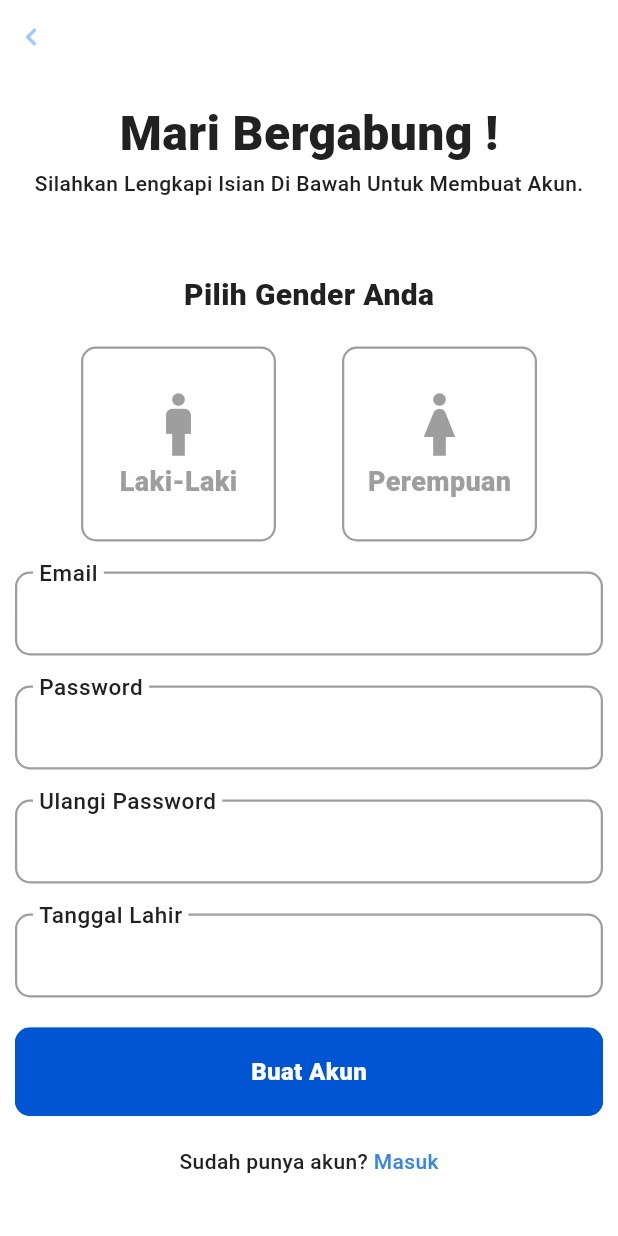
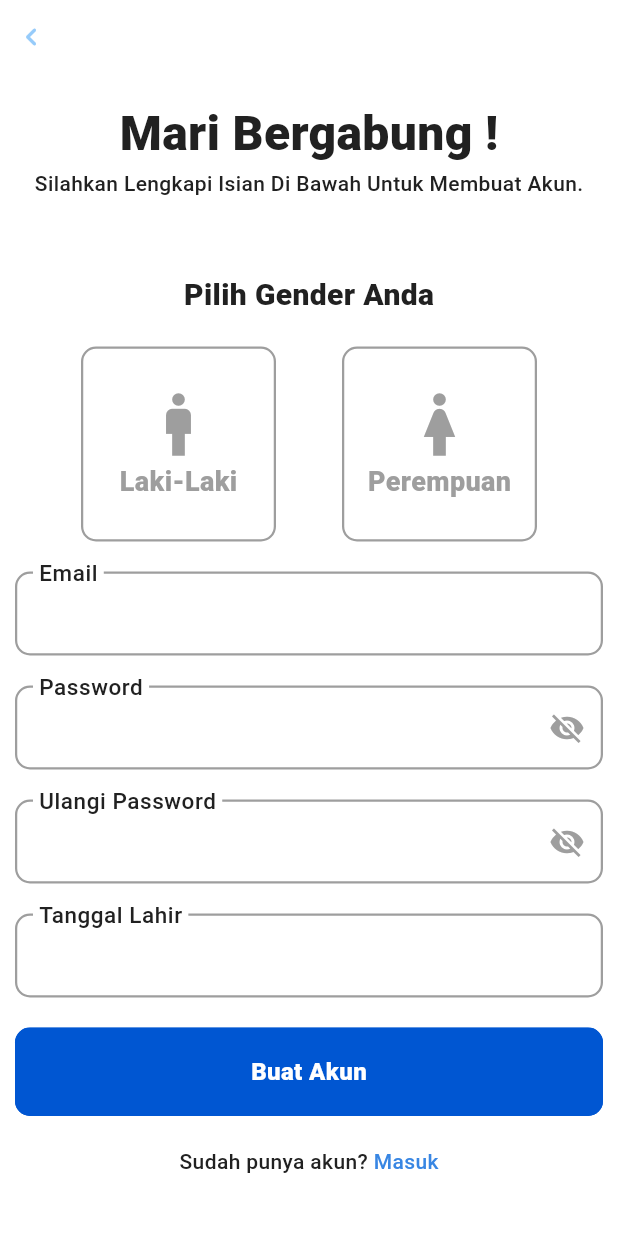
Before and after one commit to MirzaMlna/experiment, a Flutter app: the RegistrationView screen opened by its route, on a phone screen of 412 x 824 dp. Run offline on Flutter 3.47's test engine with Material 3 defaults, Android fonts, the phone set to English and light mode, and no system bars; our stand-ins replace get_it; Roboto replaces fonts that are missing (Manrope).

Commit message:
✨ Suffix Icon For Password Visiblity Toogle

```diff
--- a/lib/views/login/login_view.dart
+++ b/lib/views/login/login_view.dart
@@ -54,6 +54,7 @@ class _LoginViewState extends State<LoginView> {
                     height: 20,
                   ),
                   AppTextField(
+                    obscureText: true,
                     labelText: 'Password',
                   ),
                 ],
--- a/lib/views/registration/registration_view.dart
+++ b/lib/views/registration/registration_view.dart
@@ -32,8 +32,15 @@ class _RegistrationViewState extends State<RegistrationView> {
           padding: const EdgeInsets.all(10),
           child: Column(
             mainAxisAlignment: MainAxisAlignment.center,
-            children: [
-              Column(
+            children: [registerHeading(), registerForm(context)],
+          ),
+        )),
+      ),
+    );
+  }
+
+  Widget registerHeading() {
+    return Column(
       children: [
         Text(
           'Mari Bergabung !',
@@ -41,14 +48,18 @@ class _RegistrationViewState extends State<RegistrationView> {
         ),
         Text(
           'Silahkan Lengkapi Isian Di Bawah Untuk Membuat Akun.',
-                    style: AppTextStyle.bodyMedium(
-                        fontWeight: AppFontWeight.regular),
-                  ),
-                ],
+          style: AppTextStyle.bodyMedium(fontWeight: AppFontWeight.regular),
         ),
         SizedBox(
           height: 50,
         ),
+      ],
+    );
+  }
+
+  Widget registerForm(BuildContext context) {
+    return Column(
+      children: [
         Text(
           "Pilih Gender Anda",
           style: AppTextStyle.heading5(),
@@ -99,8 +110,7 @@ class _RegistrationViewState extends State<RegistrationView> {
           children: [
             Text(
               "Sudah punya akun? ",
-                    style: AppTextStyle.bodyMedium(
-                        fontWeight: AppFontWeight.regular),
+              style: AppTextStyle.bodyMedium(fontWeight: AppFontWeight.regular),
             ),
             GestureDetector(
               onTap: () {
@@ -114,11 +124,8 @@ class _RegistrationViewState extends State<RegistrationView> {
               ),
             ),
           ],
-              )
+        ),
       ],
-          ),
-        )),
-      ),
     );
   }
 }
--- a/lib/widgets/app_text_field.dart
+++ b/lib/widgets/app_text_field.dart
@@ -1,5 +1,4 @@
 import 'package:flutter/material.dart';
-
 import 'package:mobile_user/app/theme/app_colors.dart';
 import 'package:mobile_user/app/theme/app_text_style.dart';
 
@@ -16,7 +15,7 @@ class AppTextField extends StatefulWidget {
   final bool enabled;
 
   const AppTextField({
-    super.key,
+    Key? key,
     required this.labelText,
     this.hintText,
     this.labelStyle,
@@ -27,44 +26,58 @@ class AppTextField extends StatefulWidget {
     this.border,
     this.borderRadius,
     this.enabled = true,
-  });
+  }) : super(key: key);
 
   @override
   State<AppTextField> createState() => _AppTextFieldState();
 }
 
 class _AppTextFieldState extends State<AppTextField> {
+  bool _isObscured = true;
+
   @override
   Widget build(BuildContext context) {
     return TextFormField(
       controller: widget.controller,
       keyboardType: widget.keyboardType,
-      obscureText: widget.obscureText,
+      obscureText: _isObscured,
       decoration: InputDecoration(
         enabled: widget.enabled ? widget.enabled : false,
         floatingLabelBehavior: FloatingLabelBehavior.always,
         floatingLabelStyle: AppTextStyle.regular(size: 20),
         labelText: widget.labelText,
         hintText: widget.hintText,
-          labelStyle:
-              widget.labelStyle ?? TextStyle(color: AppColors.secondary),
+        labelStyle: widget.labelStyle ?? TextStyle(color: AppColors.secondary),
         hintStyle: widget.hintStyle,
         enabledBorder: widget.border ??
             OutlineInputBorder(
-                  borderSide:
-                      BorderSide(color: AppColors.secondary, width: 1.5),
-                  borderRadius:
-                      widget.borderRadius ?? BorderRadius.circular(10)),
+              borderSide: BorderSide(color: AppColors.secondary, width: 1.5),
+              borderRadius: widget.borderRadius ?? BorderRadius.circular(10),
+            ),
         disabledBorder: widget.border ??
             OutlineInputBorder(
-                  borderSide:
-                      BorderSide(color: AppColors.secondary, width: 1.5),
-                  borderRadius:
-                      widget.borderRadius ?? BorderRadius.circular(10)),
+              borderSide: BorderSide(color: AppColors.secondary, width: 1.5),
+              borderRadius: widget.borderRadius ?? BorderRadius.circular(10),
+            ),
         focusedBorder: OutlineInputBorder(
           borderSide: BorderSide(color: AppColors.primary, width: 1.5),
-              borderRadius: widget.borderRadius ?? BorderRadius.circular(10)),
-          focusColor: AppColors.primary),
+          borderRadius: widget.borderRadius ?? BorderRadius.circular(10),
+        ),
+        focusColor: AppColors.primary,
+        suffixIcon: widget.obscureText
+            ? IconButton(
+                onPressed: () {
+                  setState(() {
+                    _isObscured = !_isObscured;
+                  });
+                },
+                icon: Icon(
+                  _isObscured ? Icons.visibility_off : Icons.visibility,
+                  color: AppColors.secondary,
+                ),
+              )
+            : null,
+      ),
     );
   }
 }
```
Lines whose indentation alone changed are shown as unchanged.
